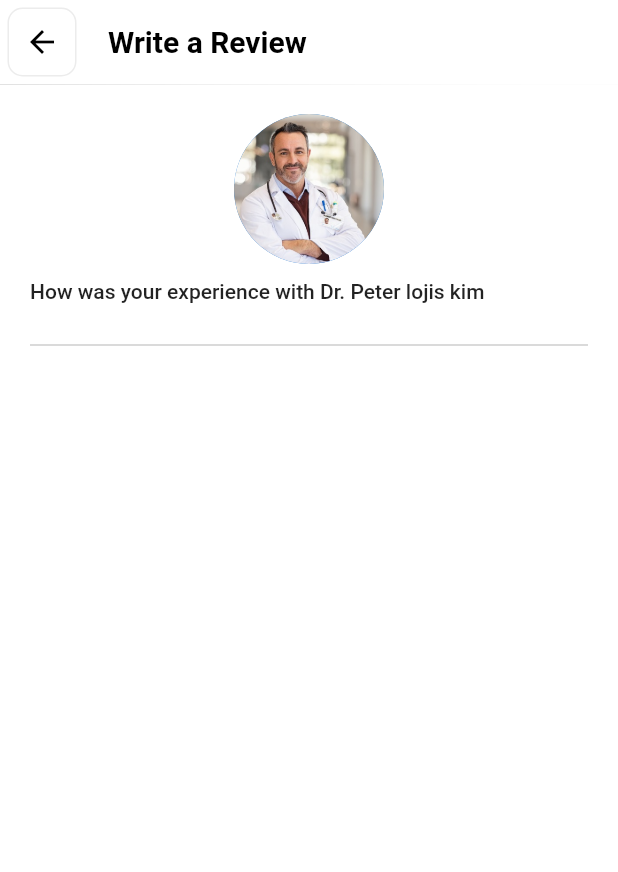
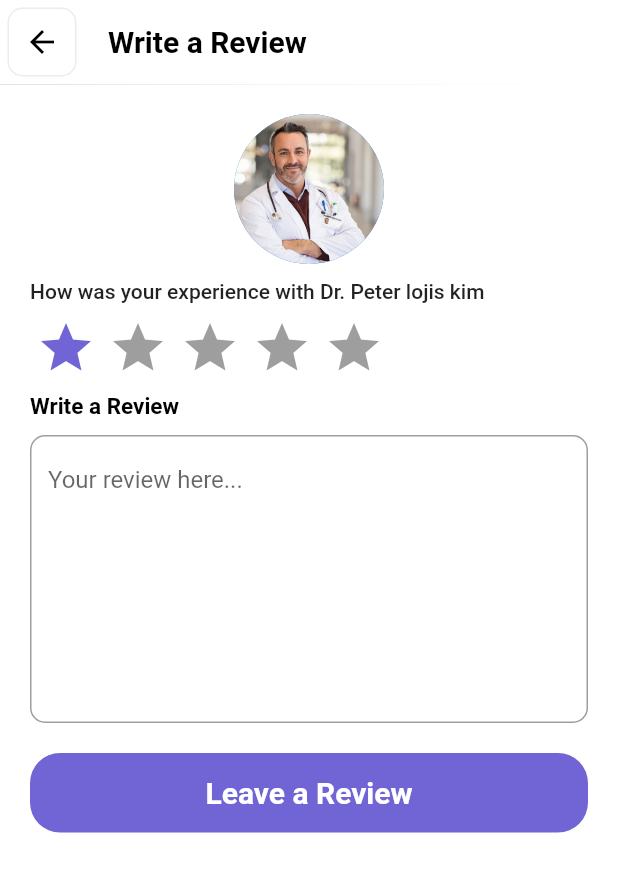
Before and after one commit to Peterkimliz/digimhealth, a Flutter app: the DoctorReview screen opened directly, on a phone screen of 412 x 824 dp. Shown: the top 872 px of the screen. Run offline on Flutter 3.47's test engine with Material 2 defaults, Android fonts, the phone set to English and light mode, and no system bars; drawn by our look-alikes of flutter_rating_bar; our stand-ins replace calendar_date_picker2, flutter_datetime_picker, get, image_picker.

Commit message:
created doctor review page

```diff
--- a/lib/screens/doctor/doctor_review.dart
+++ b/lib/screens/doctor/doctor_review.dart
@@ -1,4 +1,8 @@
+import 'package:digimhealth/utils/styles.dart';
+import 'package:digimhealth/widgets/custom_button.dart';
 import 'package:flutter/material.dart';
+import 'package:flutter_rating_bar/flutter_rating_bar.dart';
+import 'package:get/get.dart';
 
 import '../../widgets/back_button.dart';
 import '../../widgets/major_title.dart';
@@ -40,10 +44,54 @@ class DoctorReview extends StatelessWidget {
               SizedBox(
                 height: 10,
               ),
-              SizedBox(
-                height: 10,
+              RatingBar.builder(
+                initialRating: 1,
+                minRating: 1,
+                direction: Axis.horizontal,
+                allowHalfRating: true,
+                itemCount: 5,
+                itemPadding: EdgeInsets.symmetric(horizontal: 4.0),
+                itemBuilder: (context, _) => Icon(
+                  Icons.star,
+                  color: Styles.mainColor,
+                ),
+                onRatingUpdate: (rating) {
+                  print(rating);
+                },
               ),
-              Divider(thickness: 0.5,color: Colors.grey)
+              SizedBox(height: 10),
+              MajorTitle(
+                title: "Write a Review",
+                color: Colors.black,
+                size: 15,
+              ),
+              SizedBox(height: 10),
+              TextFormField(
+                minLines: 8,
+                maxLines: 8,
+                decoration: InputDecoration(
+                  hintText: "Your review here...",
+                  border: OutlineInputBorder(
+                    borderRadius: BorderRadius.circular(
+                      10,
+                    ),
+                    borderSide: BorderSide(color: Styles.mainColor, width: 1),
+                  ),
+                  focusedBorder: OutlineInputBorder(
+                    borderRadius: BorderRadius.circular(
+                      10,
+                    ),
+                    borderSide: BorderSide(color: Styles.mainColor, width: 1),
+                  ),
+                ),
+              ),
+              SizedBox(height: 20),
+              customButton(
+                  callback: () {
+                    Get.back();
+                  },
+                  title: "Leave a Review"),
+              SizedBox(height: 20),
             ],
           ),
         ),
--- a/pubspec.yaml
+++ b/pubspec.yaml
@@ -26,6 +26,7 @@ dependencies:
   calendar_date_picker2: ^0.4.9
 
 
+
   cupertino_icons: ^1.0.2
 
 dev_dependencies:
```
